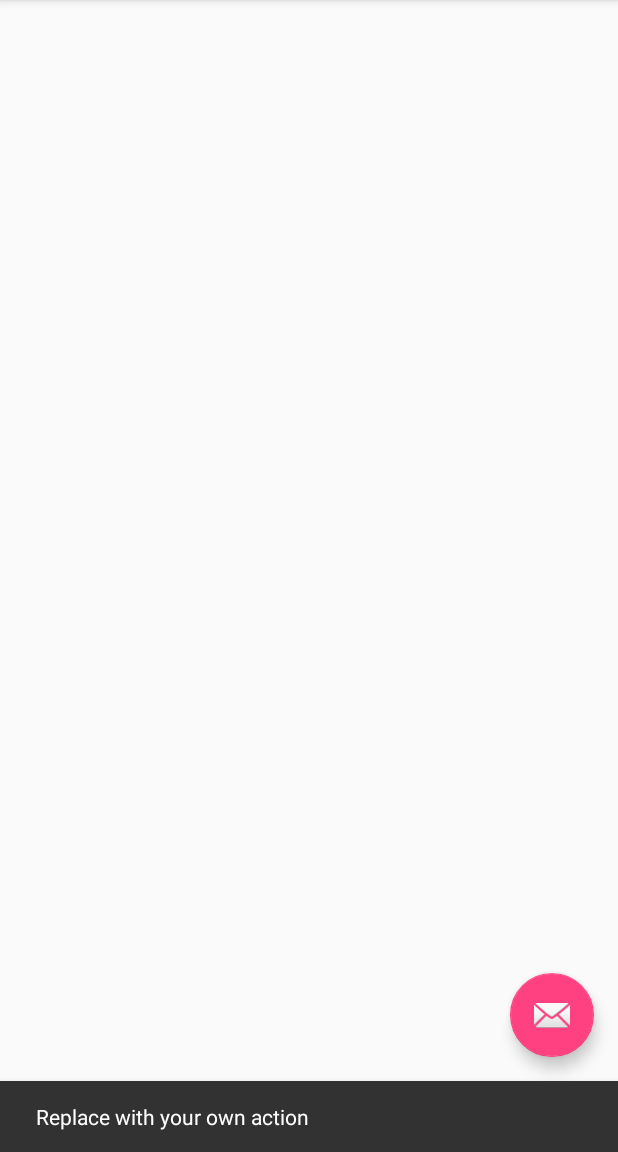
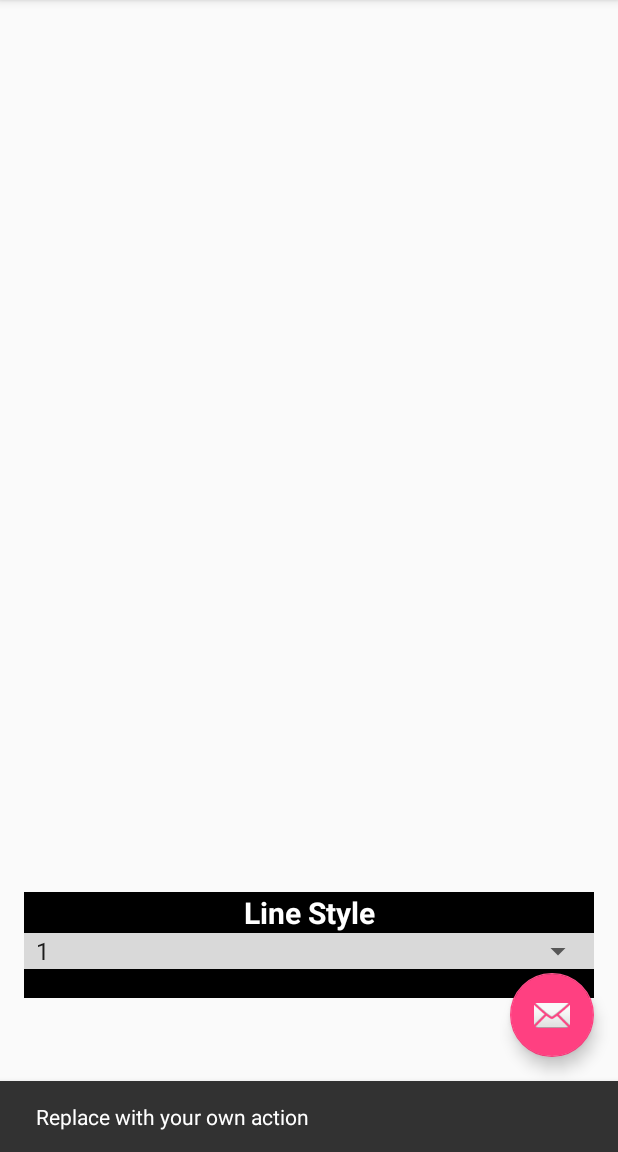
Before and after one commit to gary-larson/Canvas, an Android app: the screen it shows after launch (MainActivity), after a tap on an icon or button, on a phone screen of 412 x 824 dp, the part 84-1236 px from its top. Run offline under Robolectric (Android 15) with nearby library versions, the phone set to English and light mode, and no system bars.

Commit message:
Program can add multiple lines and change line weight.

```diff
--- /dev/null
+++ b/app/src/main/java/com/antonioramos/canvas/DrawShape.java
@@ -0,0 +1,114 @@
+package com.antonioramos.canvas;
+
+import android.content.Context;
+import android.graphics.Canvas;
+import android.graphics.Color;
+import android.graphics.Paint;
+import android.util.AttributeSet;
+import android.util.DisplayMetrics;
+import android.util.TypedValue;
+import android.view.MotionEvent;
+import android.view.View;
+import android.widget.ArrayAdapter;
+
+import java.util.ArrayList;
+
+/**
+ * Created by antonio on 3/21/2017.
+ */
+
+public class DrawShape extends View {
+    private Paint drawShape;
+    private int lineColor;
+    private float x_begin,y_begin;
+    private float x_end,y_end;
+    private boolean checkLine = false;
+
+    ArrayList<Lines> lines;
+
+    public DrawShape(Context context) {
+        super(context);
+        setup(null);
+    }
+
+    public DrawShape(Context context, AttributeSet attrs) {
+        super(context, attrs);
+        setup(attrs);
+    }
+
+    public DrawShape(Context context, AttributeSet attrs, int defStyleAttr) {
+        super(context, attrs, defStyleAttr);
+        setup(attrs);
+    }
+
+    private void setup(AttributeSet attributeSet){
+        lines = new ArrayList<>();
+        lineColor = Color.BLACK;
+        drawShape = new Paint();
+        drawShape.setColor(lineColor);
+        drawShape.setStyle(Paint.Style.STROKE);
+        drawShape.setAntiAlias(true);
+    }
+
+    @Override
+    protected void onDraw(Canvas canvas) {
+        super.onDraw(canvas);
+
+        for(Lines l : lines) {
+            canvas.drawLine(l.x_start, l.y_start, l.x_stop, l.y_stop, drawShape);
+        }
+            canvas.drawLine(x_begin, y_begin, x_end, y_end, drawShape);
+    }
+
+    @Override
+    public boolean onTouchEvent(MotionEvent event) {
+        switch (event.getAction()){
+            case MotionEvent.ACTION_DOWN:
+                x_begin =event.getX();
+                y_begin =event.getY();
+                x_end = event.getX();
+                y_end= event.getY();
+                invalidate();
+                break;
+            case MotionEvent.ACTION_MOVE:
+                x_end = event.getX();
+                y_end= event.getY();
+                invalidate();
+                break;
+            case MotionEvent.ACTION_UP:
+                x_end = event.getX();
+                y_end= event.getY();
+                Lines l = new Lines(x_begin,y_begin,x_end,y_end);
+                lines.add(l);
+                invalidate();
+                break;
+
+        }
+
+        return true;
+    }
+    public void setLineWeight(int weight){
+        weight = 2*weight;
+        DisplayMetrics dm = getResources().getDisplayMetrics();
+        float strokeWidth = TypedValue.applyDimension(TypedValue.COMPLEX_UNIT_DIP,weight,dm);
+        drawShape.setStrokeWidth(strokeWidth);
+        invalidate();
+
+    }
+
+    private class Lines{
+        float x_start,x_stop ;
+        float y_start, y_stop;
+
+
+        Lines(float x, float y, float xx, float yy){
+            x_start =x;
+            y_start =y;
+            x_stop =xx;
+            y_stop=yy;
+
+        }
+
+    }
+
+}
--- a/app/src/main/java/com/antonioramos/canvas/MainActivity.java
+++ b/app/src/main/java/com/antonioramos/canvas/MainActivity.java
@@ -1,15 +1,23 @@
 package com.antonioramos.canvas;
 
+import android.graphics.Color;
 import android.os.Bundle;
 import android.support.design.widget.FloatingActionButton;
 import android.support.design.widget.Snackbar;
 import android.support.v7.app.AppCompatActivity;
 import android.support.v7.widget.Toolbar;
+import android.view.MotionEvent;
 import android.view.View;
 import android.view.Menu;
 import android.view.MenuItem;
+import android.widget.AdapterView;
+import android.widget.ArrayAdapter;
+import android.widget.Spinner;
+import android.widget.TextView;
 
-public class MainActivity extends AppCompatActivity {
+public class MainActivity extends AppCompatActivity implements AdapterView.OnItemSelectedListener
+       {
+
 
     @Override
     protected void onCreate(Bundle savedInstanceState) {
@@ -17,6 +25,7 @@ public class MainActivity extends AppCompatActivity {
         setContentView(R.layout.activity_main);
         Toolbar toolbar = (Toolbar) findViewById(R.id.toolbar);
         setSupportActionBar(toolbar);
+
 
         FloatingActionButton fab = (FloatingActionButton) findViewById(R.id.fab);
         fab.setOnClickListener(new View.OnClickListener() {
@@ -26,8 +35,20 @@ public class MainActivity extends AppCompatActivity {
                         .setAction("Action", null).show();
             }
         });
+
+        setSpinner(R.id.line_spinner,R.array.lineWeight_spinner);
+
     }
+   //*****************************************************************************************
+   // method to setup spinner
+    //******************************************************************************************
+    private void setSpinner(int id, int spinnerArray){
+        ArrayAdapter adapter = ArrayAdapter.createFromResource(this, spinnerArray, android.R.layout.simple_spinner_item);
+        Spinner spinner = (Spinner) findViewById(id);
+        spinner.setAdapter(adapter);
+        spinner.setOnItemSelectedListener(this);
 
+    }
     @Override
     public boolean onCreateOptionsMenu(Menu menu) {
         // Inflate the menu; this adds items to the action bar if it is present.
@@ -46,7 +67,23 @@ public class MainActivity extends AppCompatActivity {
         if (id == R.id.action_settings) {
             return true;
         }
-
         return super.onOptionsItemSelected(item);
     }
+
+
+    //*****************************************************************************************
+    // Spinner method changes line weight
+   //******************************************************************************************
+    @Override
+    public void onItemSelected(AdapterView<?> adapterView, View view, int i, long l) {
+        DrawShape drawShape =(DrawShape)findViewById(R.id.canvas);
+        drawShape.setLineWeight(i+1);
+    }
+
+    @Override
+    public void onNothingSelected(AdapterView<?> adapterView) {
+
+    }
+
+
 }
--- a/app/src/main/res/layout/content_main.xml
+++ b/app/src/main/res/layout/content_main.xml
@@ -1,5 +1,5 @@
 <?xml version="1.0" encoding="utf-8"?>
-<RelativeLayout xmlns:android="http://schemas.android.com/apk/res/android"
+<LinearLayout xmlns:android="http://schemas.android.com/apk/res/android"
     xmlns:app="http://schemas.android.com/apk/res-auto"
     xmlns:tools="http://schemas.android.com/tools"
     android:id="@+id/content_main"
@@ -9,8 +9,63 @@
     android:paddingLeft="@dimen/activity_horizontal_margin"
     android:paddingRight="@dimen/activity_horizontal_margin"
     android:paddingTop="@dimen/activity_vertical_margin"
+    android:orientation="vertical"
     app:layout_behavior="@string/appbar_scrolling_view_behavior"
     tools:context="com.antonioramos.canvas.MainActivity"
-    tools:showIn="@layout/activity_main">
+    tools:showIn="@layout/activity_main"
+    android:weightSum="1">
 
-</RelativeLayout>
+    <RelativeLayout
+        android:layout_width="match_parent"
+        android:layout_height="174dp"
+        android:id="@+id/lines"
+        android:layout_weight="0.86">
+
+        <com.antonioramos.canvas.DrawShape
+            android:layout_width="wrap_content"
+            android:layout_height="wrap_content"
+            android:id="@+id/canvas"
+            android:layout_alignParentTop="true"
+            android:layout_alignParentStart="true" />
+    </RelativeLayout>
+
+    <ScrollView
+        android:layout_width="match_parent"
+        android:layout_height="91dp">
+
+        <LinearLayout
+            android:layout_width="match_parent"
+            android:layout_height="wrap_content"
+            android:orientation="vertical"
+            android:baselineAligned="false"
+            android:background="#d3d3d3d3">
+
+
+
+            <TextView
+                android:text="Line Style"
+                android:layout_width="match_parent"
+                android:layout_height="wrap_content"
+                android:id="@+id/textView5"
+                android:textAlignment="center"
+                android:textSize="20sp"
+                android:textStyle="normal|bold"
+                android:textColor="#ffffff"
+                android:background="#000000"/>
+
+            <Spinner
+                android:layout_width="match_parent"
+                android:layout_height="wrap_content"
+                android:id="@+id/line_spinner"
+                />
+
+            <TextView
+                android:layout_width="match_parent"
+                android:layout_height="wrap_content"
+                android:id="@+id/textView"
+                android:background="#000000"/>
+
+        </LinearLayout>
+    </ScrollView>
+
+</LinearLayout>
--- a/app/src/main/res/values/strings.xml
+++ b/app/src/main/res/values/strings.xml
@@ -1,4 +1,16 @@
 <resources>
     <string name="app_name">Canvas</string>
     <string name="action_settings">Settings</string>
+
+    <string-array name="lineWeight_spinner">
+        <item name= "one">1</item>
+        <item name= "two">2</item>
+        <item name= "three">3</item>
+        <item name= "four">4</item>
+        <item name= "five">5</item>
+        <item name= "six">6</item>
+        <item name= "seven">7</item>
+    </string-array>
+
+
 </resources>
```
